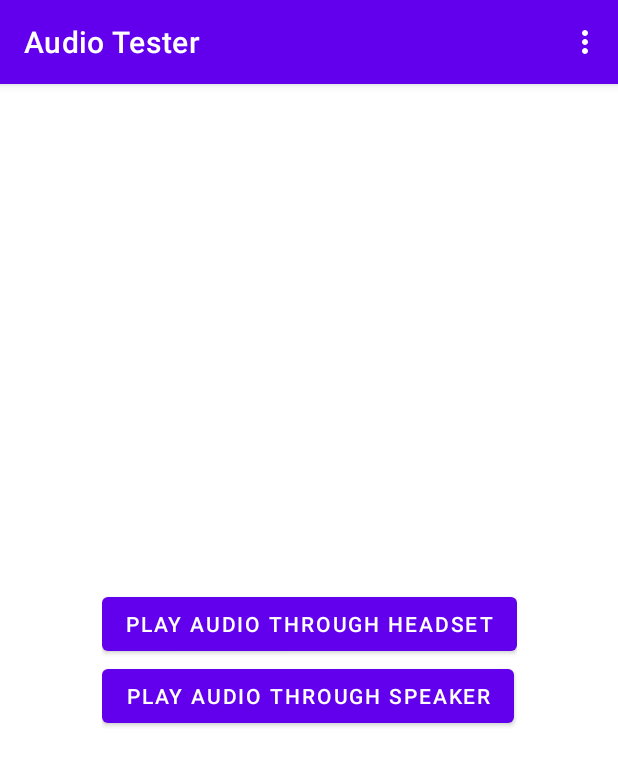
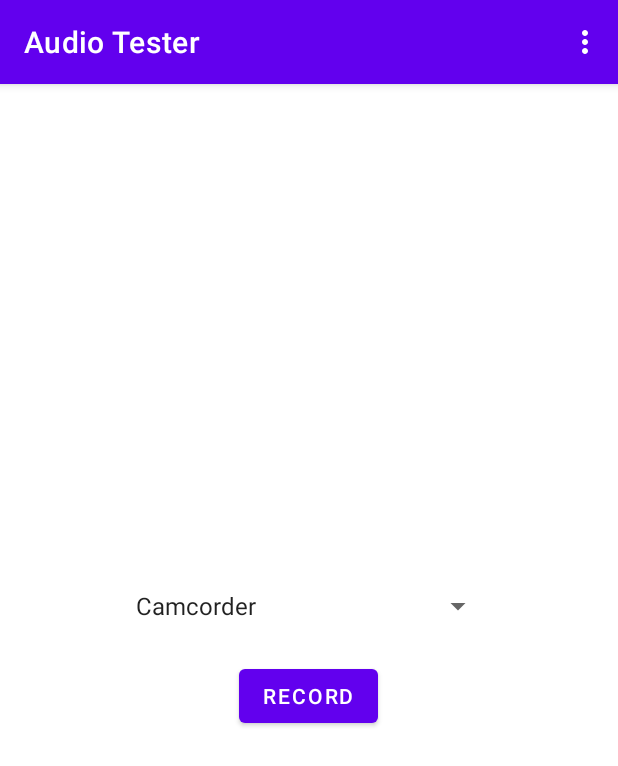
Before and after one commit to JumpOff7667/AudioTester, an Android app: the screen it shows after launch (MainActivity), in the options menu, after a tap on "Audio In", on a phone screen of 412 x 824 dp. Shown: the top 766 px of the screen. Run offline under Robolectric (Android 15) with nearby library versions, the phone set to English and light mode, and no system bars.

Commit message:
Feat: Implemented Audio Out Testing Feat: Implemented Audio In Testing Refactor: Refactored View Model

```diff
--- a/app/src/main/AndroidManifest.xml
+++ b/app/src/main/AndroidManifest.xml
@@ -3,6 +3,8 @@
     package="com.example.audiotester">
 
     <uses-permission android:name="android.permission.WAKE_LOCK" />
+    <uses-permission android:name="android.permission.MODIFY_AUDIO_SETTINGS" />
+    <uses-permission android:name="android.permission.RECORD_AUDIO" />
 
     <application
         android:allowBackup="true"
--- /dev/null
+++ b/app/src/main/java/com/example/audiotester/AudioHelper.java
@@ -0,0 +1,214 @@
+package com.example.audiotester;
+
+import android.content.BroadcastReceiver;
+import android.content.Context;
+import android.content.Intent;
+import android.content.IntentFilter;
+import android.media.AudioDeviceInfo;
+import android.media.AudioManager;
+import android.util.Log;
+
+import androidx.core.util.Consumer;
+import androidx.fragment.app.FragmentActivity;
+import androidx.lifecycle.Lifecycle;
+import androidx.lifecycle.LifecycleObserver;
+import androidx.lifecycle.OnLifecycleEvent;
+
+import java.util.function.BiConsumer;
+
+public class AudioHelper {
+
+    private static final String TAG = "AudioHelper";
+
+    public static final int TYPE_RECEIVER   = 1;
+    public static final int TYPE_SPEAKER    = 2;
+
+    AudioManager audioManager;
+
+    HeadsetPlugReceiver headsetPlugReceiver;
+    BiConsumer<AudioHelper, Integer> headsetPlugListener;
+
+    NoisyAudioStreamReceiver noisyAudioStreamReceiver;
+    Consumer<AudioHelper> noisyAudioListener;
+
+    FragmentActivity context;
+
+    public AudioHelper(FragmentActivity context) {
+        this.context = context;
+
+        this.audioManager = (AudioManager)(context.getSystemService(Context.AUDIO_SERVICE));
+        context.getLifecycle().addObserver(new LifecycleListener());
+    }
+
+    public void setDestination(int type) {
+
+        switch (type) {
+            case TYPE_RECEIVER: {
+                this.setDestination(AudioManager.MODE_IN_COMMUNICATION, false);
+                break;
+            }
+            case TYPE_SPEAKER: {
+                this.setDestination(AudioManager.MODE_NORMAL, true);
+                break;
+            }
+        }
+    }
+
+    public void setMode(int mode) {
+
+        // setMode directly
+        audioManager.setMode(mode);
+    }
+
+    public int getMode() {
+        return audioManager.getMode();
+    }
+
+    public void setSpeakerphoneOn(boolean value) {
+
+        // setSpeakerphone directly
+        audioManager.setSpeakerphoneOn(value);
+    }
+
+    public boolean isSpeakerphoneOn() {
+        return audioManager.isSpeakerphoneOn();
+    }
+
+    public boolean isWiredHeadsetOn() {
+
+        AudioDeviceInfo[] audioDevices = audioManager.getDevices(AudioManager.GET_DEVICES_ALL);
+
+        for (AudioDeviceInfo deviceInfo : audioDevices) {
+            if (deviceInfo.getType() == AudioDeviceInfo.TYPE_WIRED_HEADPHONES
+                    || deviceInfo.getType() == AudioDeviceInfo.TYPE_WIRED_HEADSET) {
+                return true;
+            }
+
+        }
+
+        return false;
+    }
+
+    public void setOnHeadsetPlugListener(BiConsumer<AudioHelper, Integer> listener) {
+        this.headsetPlugListener = listener;
+    }
+
+    public void setOnNoisyAudioListener(Consumer<AudioHelper> listener) {
+        this.noisyAudioListener = listener;
+    }
+
+    void setDestination(int mode, boolean speaker) {
+
+        // set params directly
+
+        // must be first
+        audioManager.setMode(mode);
+
+        // and second
+        audioManager.setSpeakerphoneOn(speaker);
+    }
+
+    private void registerHeadsetPlugReceiver(){
+        if (headsetPlugReceiver == null) {
+            headsetPlugReceiver = new HeadsetPlugReceiver();
+
+            IntentFilter filter = new IntentFilter();
+            filter.addAction(Intent.ACTION_HEADSET_PLUG);
+
+            context.registerReceiver(headsetPlugReceiver, filter);
+        }
+    }
+
+    private void unregisterHeadsetPlugReceiver(){
+        if (headsetPlugReceiver != null) {
+
+            context.unregisterReceiver(headsetPlugReceiver);
+
+            headsetPlugReceiver = null;
+        }
+    }
+
+    private void registerNoisyAudioStreamReceiver(){
+        if (noisyAudioStreamReceiver == null) {
+            this.noisyAudioStreamReceiver = new NoisyAudioStreamReceiver();
+
+            IntentFilter filter = new IntentFilter();
+            filter.addAction(AudioManager.ACTION_AUDIO_BECOMING_NOISY);
+
+            context.registerReceiver(noisyAudioStreamReceiver, filter);
+        }
+    }
+
+    private void unregisterNoisyAudioStreamReceiver(){
+        if (noisyAudioStreamReceiver != null) {
+
+            context.unregisterReceiver(noisyAudioStreamReceiver);
+
+            this.noisyAudioStreamReceiver = null;
+        }
+    }
+
+    /**
+     *
+     */
+    private class LifecycleListener implements LifecycleObserver {
+
+        @OnLifecycleEvent(Lifecycle.Event.ON_CREATE)
+        void onCreate() {
+
+            registerHeadsetPlugReceiver();
+            registerNoisyAudioStreamReceiver();
+
+        }
+
+        @OnLifecycleEvent(Lifecycle.Event.ON_DESTROY)
+        void onDestroy() {
+
+            unregisterHeadsetPlugReceiver();
+            unregisterNoisyAudioStreamReceiver();
+
+            context.getLifecycle().removeObserver(this);
+        }
+    }
+
+    /**
+     *
+     */
+    private class HeadsetPlugReceiver extends BroadcastReceiver {
+
+        @Override
+        public void onReceive(Context context, Intent intent) {
+            String name = intent.getStringExtra("name");
+            name = (name == null)? "": name;
+
+            int state = intent.getIntExtra("state", 0);
+
+            int microphone = intent.getIntExtra("microphone", 0);
+
+            if (headsetPlugListener != null) {
+                headsetPlugListener.accept(AudioHelper.this, state);
+            }
+
+            Log.w(TAG, name + ", state = " + state + ", microphone = " + microphone);
+        }
+
+    }
+
+    /**
+     *
+     */
+    private class NoisyAudioStreamReceiver extends BroadcastReceiver {
+
+        @Override
+        public void onReceive(Context context, Intent intent) {
+            String action = AudioManager.ACTION_AUDIO_BECOMING_NOISY;
+
+            if (action.equals(intent.getAction())) {
+
+                if (noisyAudioListener != null) {
+                    noisyAudioListener.accept(AudioHelper.this);
+                }
+            }
+        }
+    }
+}
--- a/app/src/main/java/com/example/audiotester/MainActivity.java
+++ b/app/src/main/java/com/example/audiotester/MainActivity.java
@@ -1,30 +1,63 @@
 package com.example.audiotester;
 
-import androidx.appcompat.app.AppCompatActivity;
-
-import android.media.AudioAttributes;
 import android.media.MediaPlayer;
+import android.media.MediaRecorder;
+import android.net.Uri;
+import android.os.Build;
 import android.os.Bundle;
 import android.view.Menu;
 import android.view.MenuInflater;
 import android.view.MenuItem;
 import android.view.View;
+import android.widget.ArrayAdapter;
 import android.widget.Button;
+import android.widget.Spinner;
 
+import androidx.annotation.RequiresApi;
+import androidx.appcompat.app.AppCompatActivity;
+
+import java.io.File;
 import java.io.IOException;
 
 public class MainActivity extends AppCompatActivity {
 
-    private MediaPlayer mHeadsetMediaPlayer;
-    private MediaPlayer mSpeakerMediaPlayer;
+    public static final int TEST_OUT = 1;
+    public static final int TEST_IN = 2;
+
+    private MediaPlayer mMediaPlayer;
+    private MediaRecorder mMediaRecorder;
+    private AudioHelper mAudioHelper;
+
+    private int mTestMode = TEST_OUT;
+    private boolean mRecording = false;
+
+    private Spinner mSpinner;
+    private Button mActionButton;
+
+    private ArrayAdapter<CharSequence> mOutputAdapter;
+    private ArrayAdapter<CharSequence> mInputAdapter;
+
+    @Override
+    public void onBackPressed() {
+        finishAffinity();
+    }
 
     @Override
     protected void onCreate(Bundle savedInstanceState) {
         super.onCreate(savedInstanceState);
         setContentView(R.layout.activity_main);
 
-        initializeMediaPlayers();
-        initializeButtons();
+        initializeAudioHelper();
+        initializeMediaPlayer();
+        initializeMediaRecorder();
+        initializeSpinner();
+        initializeActionButton();
+
+        try {
+            setAudioOutTestMode();
+        } catch (IOException e) {
+            e.printStackTrace();
+        }
     }
 
     @Override
@@ -36,66 +69,185 @@ public class MainActivity extends AppCompatActivity {
 
     @Override
     public boolean onOptionsItemSelected(MenuItem item) {
-        switch (item.getItemId()) {
-            case R.id.audioInMenuItem:
-                // User chose the "Settings" item, show the app settings UI...
+        if (item.getItemId() == R.id.audioInMenuItem) {
+            if (mTestMode == TEST_IN) {
+                return false;
+            }
+
+            setAudioInTestMode();
+            mTestMode = TEST_IN;
 
             return true;
+        } else if (item.getItemId() == R.id.audioOutMenuItem) {
+            if (mTestMode == TEST_OUT) {
+                return false;
+            }
 
-            case R.id.audioOutMenuItem:
-                // User chose the "Favorite" action, mark the current item
-                // as a favorite...
+            try {
+                setAudioOutTestMode();
+            } catch (IOException e) {
+                e.printStackTrace();
+            }
+
+            mTestMode = TEST_OUT;
+
             return true;
+        }
 
+        return false;
+    }
+
+    @RequiresApi(api = Build.VERSION_CODES.Q)
+    private void recordMic(View view) {
+        if (mMediaPlayer.isPlaying()) {
+            mMediaPlayer.stop();
+            mMediaPlayer.reset();
+
+            mActionButton.setText(R.string.record);
+
+            return;
+        }
+
+        if (mRecording) {
+            mMediaRecorder.stop();
+
+            try {
+                mMediaPlayer.setDataSource(this.getFilesDir() + "/mic_record.mp4");
+                mMediaPlayer.prepare();
+                mMediaPlayer.start();
+
+                mRecording = false;
+                ((Button) view).setText(R.string.playing);
+            } catch (IOException e) {
+                e.printStackTrace();
+            }
+
+            return;
+        }
+
+        mMediaRecorder.setAudioSource(getInputAudioSource());
+        mMediaRecorder.setOutputFormat(MediaRecorder.OutputFormat.MPEG_4);
+        mMediaRecorder.setAudioEncoder(MediaRecorder.AudioEncoder.AAC);
+        mMediaRecorder.setOutputFile(new File(this.getFilesDir(), "mic_record.mp4"));
+
+        try {
+            mMediaRecorder.prepare();
+            mMediaRecorder.start();
+
+            mRecording = true;
+            ((Button) view).setText(R.string.stop);
+        } catch (IOException e) {
+            e.printStackTrace();
+        }
+
+    }
+
+    private int getOutputAudioSource() {
+        return mSpinner.getSelectedItem()
+                .toString()
+                .equals("Receiver") ? AudioHelper.TYPE_RECEIVER : AudioHelper.TYPE_SPEAKER;
+    }
+
+    @RequiresApi(api = Build.VERSION_CODES.Q)
+    private int getInputAudioSource() {
+        switch (mSpinner.getSelectedItem().toString()) {
+            case "Camcorder":
+                return MediaRecorder.AudioSource.CAMCORDER;
+            case "Mic":
+                return MediaRecorder.AudioSource.MIC;
+            case "Remote Submix":
+                return MediaRecorder.AudioSource.REMOTE_SUBMIX;
+            case "Unprocessed":
+                return MediaRecorder.AudioSource.UNPROCESSED;
+            case "Voice call":
+                return MediaRecorder.AudioSource.VOICE_CALL;
+            case "Voice communication":
+                return MediaRecorder.AudioSource.VOICE_COMMUNICATION;
+            case "Voice downlink":
+                return MediaRecorder.AudioSource.VOICE_DOWNLINK;
+            case "Voice performance":
+                return MediaRecorder.AudioSource.VOICE_PERFORMANCE;
+            case "Voice recognition":
+                return MediaRecorder.AudioSource.VOICE_RECOGNITION;
+            case "Voice uplink":
+                return MediaRecorder.AudioSource.VOICE_UPLINK;
             default:
-                // If we got here, the user's action was not recognized.
-                // Invoke the superclass to handle it.
-                return super.onOptionsItemSelected(item);
-
+                return MediaRecorder.AudioSource.DEFAULT;
         }
     }
 
-    private void playAudioHeadset(View view) {
-        if (mHeadsetMediaPlayer.isPlaying()) {
-            mHeadsetMediaPlayer.stop();
+    private void playAudio(View view) {
+        mAudioHelper.setDestination(getOutputAudioSource());
+
+        if (mMediaPlayer.isPlaying()) {
+            mMediaPlayer.stop();
+            mActionButton.setText(R.string.play);
+            return;
+        }
+
         try {
-                mHeadsetMediaPlayer.prepare();
+            mMediaPlayer.prepare();
+            mMediaPlayer.start();
         } catch (IOException e) {
             e.printStackTrace();
         }
-            return;
     }
 
-        mHeadsetMediaPlayer.start(); // no need to call prepare(); create() does that for you
+    private void setAudioOutTestMode() throws IOException {
+        mMediaPlayer.reset();
+        mMediaPlayer.setDataSource(getApplicationContext(), Uri.parse("android.resource://com.example.audiotester/" + R.raw.rickroll));
+
+        mMediaPlayer.setOnCompletionListener((mediaPlayer) -> mActionButton.setText(R.string.play));
+
+        mMediaPlayer.setOnPreparedListener((mediaPlayer) -> mActionButton.setText(R.string.stop));
+
+        mActionButton.setText(R.string.play);
+        mActionButton.setOnClickListener(this::playAudio);
+
+        mSpinner.setAdapter(mOutputAdapter);
     }
 
-    private void playAudioSpeaker(View view) {
-        if (mSpeakerMediaPlayer.isPlaying()) {
-            mSpeakerMediaPlayer.stop();
-            try {
-                mSpeakerMediaPlayer.prepare();
-            } catch (IOException e) {
-                e.printStackTrace();
-            }
-            return;
+    private void setAudioInTestMode()  {
+        mMediaPlayer.reset();
+
+        mMediaPlayer.setOnCompletionListener((mediaPlayer) -> {
+            mMediaPlayer.reset();
+            mActionButton.setText(R.string.record);
+        });
+
+        mMediaPlayer.setOnPreparedListener((mediaPlayer) -> mActionButton.setText(R.string.playing));
+
+        mActionButton.setText(R.string.record);
+        mActionButton.setOnClickListener(this::recordMic);
+
+        mSpinner.setAdapter(mInputAdapter);
     }
 
-        mSpeakerMediaPlayer.start(); // no need to call prepare(); create() does that for you
+    private void initializeAudioHelper() {
+        mAudioHelper = new AudioHelper(this);
     }
 
-    private void initializeMediaPlayers() {
-        mHeadsetMediaPlayer = MediaPlayer.create(this, R.raw.rickroll);
-        mSpeakerMediaPlayer = MediaPlayer.create(this, R.raw.rickroll);
+    private void initializeMediaRecorder() {
+        mMediaRecorder = new MediaRecorder();
     }
 
-    private void initializeButtons() {
-        Button firstButton = findViewById(R.id.firstActionButton);
-        Button secondButton = findViewById(R.id.secondActionButton);
+    private void initializeMediaPlayer() {
+        mMediaPlayer = new MediaPlayer();
+    }
 
-        firstButton.setText(R.string.play_headset);
-        secondButton.setText(R.string.play_speaker);
+    private void initializeSpinner() {
+        mSpinner = findViewById(R.id.spinner);
 
-        firstButton.setOnClickListener(this::playAudioHeadset);
-        secondButton.setOnClickListener(this::playAudioSpeaker);
+        mOutputAdapter = ArrayAdapter.createFromResource(this,
+                R.array.outputs_array, android.R.layout.simple_spinner_item);
+        mOutputAdapter.setDropDownViewResource(android.R.layout.simple_spinner_dropdown_item);
+
+        mInputAdapter = ArrayAdapter.createFromResource(this,
+                R.array.inputs_array, android.R.layout.simple_spinner_item);
+        mInputAdapter.setDropDownViewResource(android.R.layout.simple_spinner_dropdown_item);
+    }
+
+    private void initializeActionButton() {
+        mActionButton = findViewById(R.id.actionButton);
     }
 }
--- a/app/src/main/res/layout/activity_main.xml
+++ b/app/src/main/res/layout/activity_main.xml
@@ -7,25 +7,41 @@
     tools:context=".MainActivity">
 
     <LinearLayout
-        android:layout_width="wrap_content"
+        android:layout_width="0dp"
         android:layout_height="wrap_content"
+        android:gravity="center"
         android:orientation="vertical"
         app:layout_constraintBottom_toBottomOf="parent"
-        app:layout_constraintEnd_toEndOf="parent"
-        app:layout_constraintStart_toStartOf="parent"
+        app:layout_constraintEnd_toStartOf="@+id/guideline3"
+        app:layout_constraintStart_toStartOf="@+id/guideline2"
         app:layout_constraintTop_toTopOf="parent">
 
+        <Spinner
+            android:id="@+id/spinner"
+            android:layout_width="match_parent"
+            android:layout_height="wrap_content"
+            android:layout_marginBottom="24dp" />
+
         <Button
-            android:id="@+id/firstActionButton"
+            android:id="@+id/actionButton"
             android:layout_width="wrap_content"
             android:layout_height="wrap_content"
             android:text="Button" />
 
-        <Button
-            android:id="@+id/secondActionButton"
-            android:layout_width="wrap_content"
-            android:layout_height="wrap_content"
-            android:text="Button" />
     </LinearLayout>
 
+    <androidx.constraintlayout.widget.Guideline
+        android:id="@+id/guideline2"
+        android:layout_width="wrap_content"
+        android:layout_height="wrap_content"
+        android:orientation="vertical"
+        app:layout_constraintGuide_percent="0.2" />
+
+    <androidx.constraintlayout.widget.Guideline
+        android:id="@+id/guideline3"
+        android:layout_width="wrap_content"
+        android:layout_height="wrap_content"
+        android:orientation="vertical"
+        app:layout_constraintGuide_percent="0.8" />
+
 </androidx.constraintlayout.widget.ConstraintLayout>
--- a/app/src/main/res/menu/main_activity_menu.xml
+++ b/app/src/main/res/menu/main_activity_menu.xml
@@ -3,11 +3,11 @@
     xmlns:android="http://schemas.android.com/apk/res/android">
 
     <item
+        android:id="@+id/audioOutMenuItem"
+        android:title="Audio Out"
+        app:showAsAction="never" />
+    <item
         android:id="@+id/audioInMenuItem"
         android:title="Audio In"
         app:showAsAction="never" />
-    <item
-        android:id="@+id/audioOutMenuItem"
-        android:title="Audio Out"
-        app:showAsAction="never" />
 </menu>
--- a/app/src/main/res/values/strings.xml
+++ b/app/src/main/res/values/strings.xml
@@ -1,5 +1,26 @@
 <resources>
     <string name="app_name">Audio Tester</string>
-    <string name="play_headset">Play audio through headset</string>
-    <string name="play_speaker">Play audio through speaker</string>
+    <string name="play">Play</string>
+    <string name="stop">Stop</string>
+    <string name="record">Record</string>
+    <string name="playing">Playing</string>
+
+    <string-array name="inputs_array">
+        <item>Camcorder</item>
+        <item>Default</item>
+        <item>Mic</item>
+        <item>Remote Submix</item>
+        <item>Unprocessed</item>
+        <item>Voice call</item>
+        <item>Voice communication</item>
+        <item>Voice downlink</item>
+        <item>Voice performance</item>
+        <item>Voice recognition</item>
+        <item>Voice uplink</item>
+    </string-array>
+
+    <string-array name="outputs_array">
+        <item>Receiver</item>
+        <item>Speaker</item>
+    </string-array>
 </resources>
```
Lines whose indentation alone changed are shown as unchanged.
